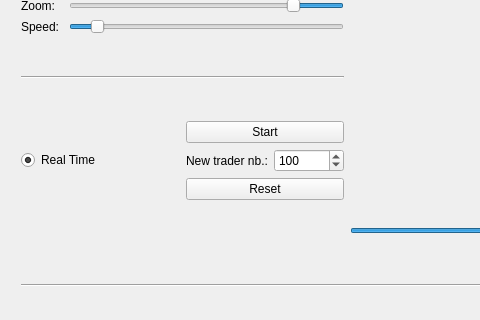
ZeCroque/EconomicEngine, file EconomicEngineDebugGUI/includes/EconomicEngineDebugGUI.ui: the form before one commit; both pictures show x 0 to 480 and y 144 to 464 of the 1200 by 610 pixel window.
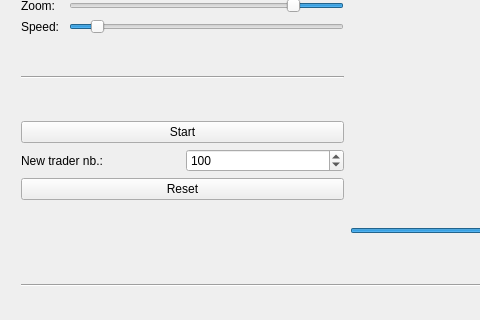
The form after the commit. Custom widgets are drawn as their Qt base class.

```diff
--- a/EconomicEngineDebugGUI/includes/EconomicEngineDebugGUI.ui
+++ b/EconomicEngineDebugGUI/includes/EconomicEngineDebugGUI.ui
@@ -136,32 +136,6 @@
          </item>
          <item>
           <layout class="QHBoxLayout" name="layButton">
-           <item>
-            <layout class="QVBoxLayout" name="layRadButton">
-             <property name="spacing">
-              <number>4</number>
-             </property>
-             <property name="sizeConstraint">
-              <enum>QLayout::SetNoConstraint</enum>
-             </property>
-             <item>
-              <widget class="QRadioButton" name="radBRealTime">
-               <property name="layoutDirection">
-                <enum>Qt::LeftToRight</enum>
-               </property>
-               <property name="autoFillBackground">
-                <bool>false</bool>
-               </property>
-               <property name="text">
-                <string>Real Time</string>
-               </property>
-               <property name="checked">
-                <bool>true</bool>
-               </property>
-              </widget>
-             </item>
-            </layout>
-           </item>
            <item>
             <layout class="QVBoxLayout" name="LayPushButton">
              <item>
@@ -178,6 +152,12 @@
               <layout class="QHBoxLayout" name="horizontalLayout">
                <item>
                 <widget class="QLabel" name="label">
+                 <property name="sizePolicy">
+                  <sizepolicy hsizetype="Preferred" vsizetype="Preferred">
+                   <horstretch>0</horstretch>
+                   <verstretch>0</verstretch>
+                  </sizepolicy>
+                 </property>
                  <property name="text">
                   <string>New trader nb.:</string>
                  </property>
```
Left out of the diff: 4 changed lines with no effect on the pictures.
